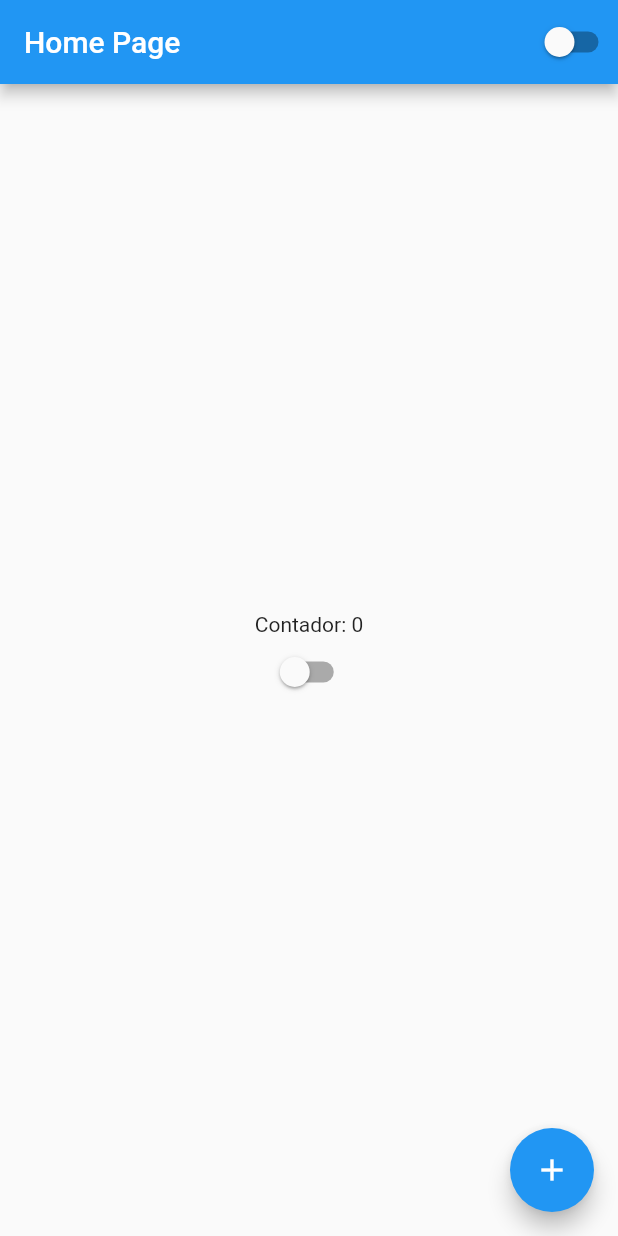
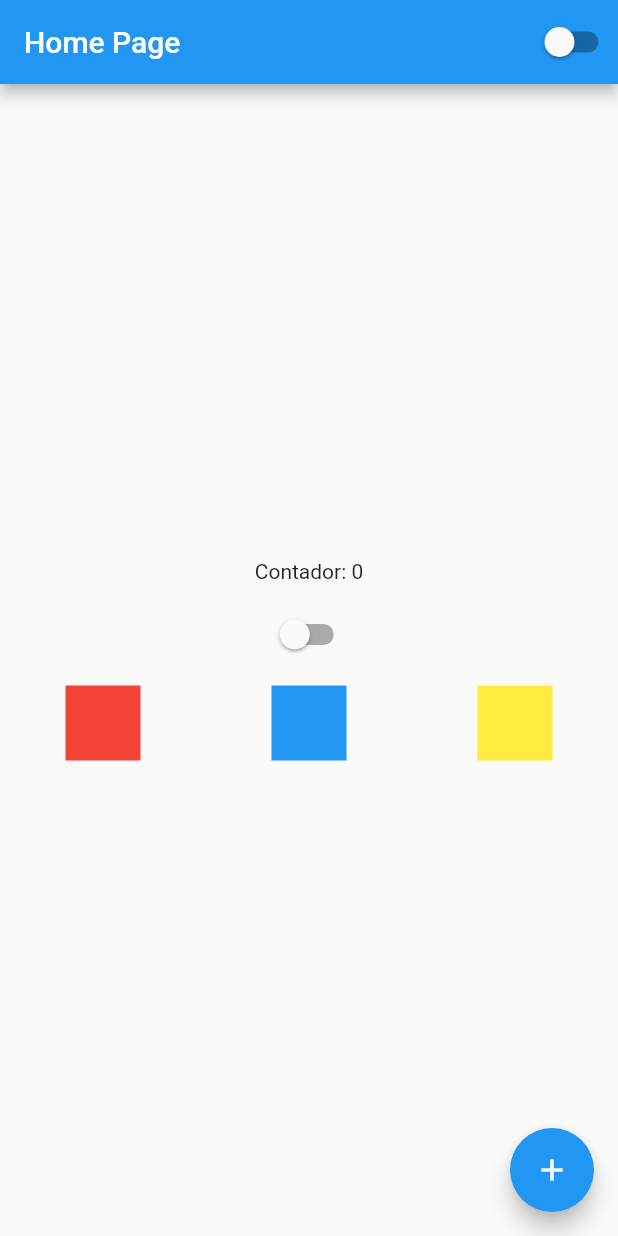
Before and after one commit to rendell-arruda/curso_flutterando, a Flutter app: the screen it shows after launch, on a phone screen of 412 x 824 dp. Run offline on Flutter 3.47's test engine with Material 2 defaults, Android fonts, the phone set to English and light mode, and no system bars.

Commit message:
aula colunm e row

```diff
--- a/lib/home_page.dart
+++ b/lib/home_page.dart
@@ -23,10 +23,36 @@ class _HomePageState extends State<HomePage> {
           height: double.infinity,
           child: Column(
             mainAxisAlignment: MainAxisAlignment.center,
-            crossAxisAlignment: CrossAxisAlignment.center,
             children: [
               Text('Contador: $counter'),
+              Container(
+                height: 10,
+              ),
               CustomSwitch(),
+              Container(
+                height: 10,
+              ),
+              Row(
+                mainAxisAlignment: MainAxisAlignment.spaceAround,
+                crossAxisAlignment: CrossAxisAlignment.center,
+                children: [
+                  Container(
+                    width: 50,
+                    height: 50,
+                    color: Colors.red,
+                  ),
+                  Container(
+                    width: 50,
+                    height: 50,
+                    color: Colors.blue,
+                  ),
+                  Container(
+                    width: 50,
+                    height: 50,
+                    color: Colors.yellow,
+                  )
+                ],
+              )
             ],
           ),
         ),
```
